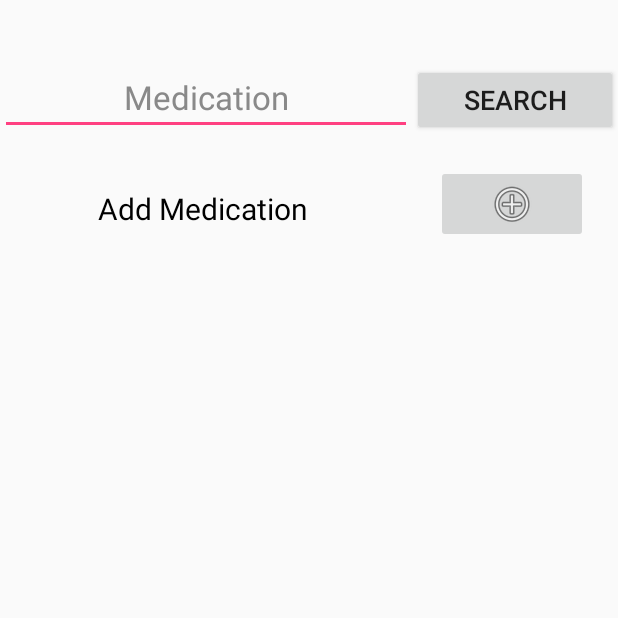
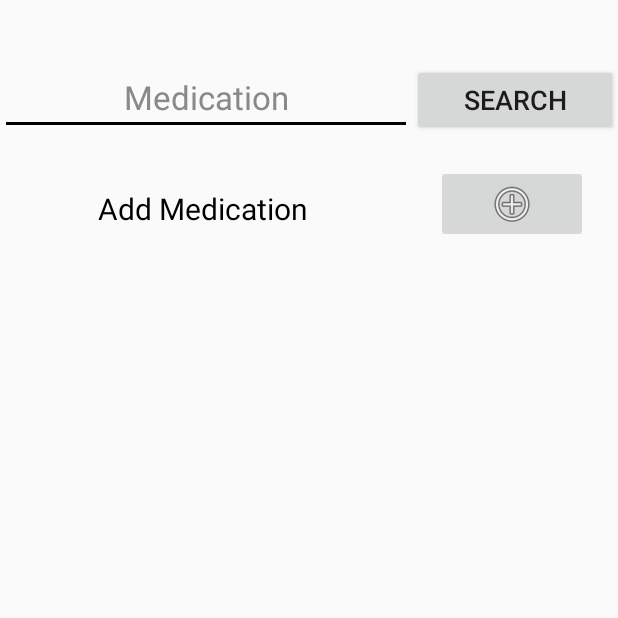
Before and after one commit to bairl18/BadDrugInteractions, an Android app: the SearchActivity screen opened directly, with no data from a screen before it, on a phone screen of 412 x 824 dp, the top half of it. Run offline under Robolectric (Android 15) with nearby library versions, the phone set to English and light mode, and no system bars.

```diff
--- a/app/src/main/res/layout/activity_search.xml
+++ b/app/src/main/res/layout/activity_search.xml
@@ -23,10 +23,12 @@
             android:layout_height="wrap_content"
             android:layout_marginTop="40dp"
             android:layout_weight="1"
+            android:backgroundTint="#000000"
             android:text="Medication"
             android:textAlignment="center"
             android:textColor="#898989"
-            android:textSize="22sp" />
+            android:textSize="22sp"
+            android:textCursorDrawable="@null"/>
 
         <Button
             android:id="@+id/search"
@@ -55,7 +57,9 @@
             android:layout_gravity="center_horizontal"
             android:layout_margin="30dp"
             android:background="#d5d5d5"
-            android:textAlignment="center">
+            android:cacheColorHint="#000000"
+            android:textAlignment="center"
+            android:listSelector="@android:color/darker_gray">
 
         </ListView>
     </FrameLayout>
@@ -66,6 +70,8 @@
         android:layout_height="wrap_content"
         android:layout_weight="0"
         android:orientation="horizontal"
+        android:paddingLeft="0dp"
+        android:paddingRight="0dp"
         android:weightSum="3">
 
         <TextView
@@ -73,7 +79,6 @@
             android:layout_width="wrap_content"
             android:layout_height="wrap_content"
             android:layout_margin="20dp"
-            android:layout_marginRight="0dp"
             android:layout_weight="2"
             android:paddingTop="15dp"
             android:text="Add Medication"
@@ -86,7 +91,6 @@
             android:layout_width="wrap_content"
             android:layout_height="wrap_content"
             android:layout_margin="20dp"
-            android:layout_marginLeft="0dp"
             android:layout_weight="1"
             app:srcCompat="@android:drawable/ic_menu_add" />
     </LinearLayout>
```
Also changed, not shown: app/src/main/java/com/example/linnea/baddruginteractions2/MedicationsActivity.java (+7 -2 lines), app/src/main/java/com/example/linnea/baddruginteractions2/SearchActivity.java (+36 -11 lines), app/src/main/res/layout/activity_medications.xml (+4 -3 lines), 1 other file.
